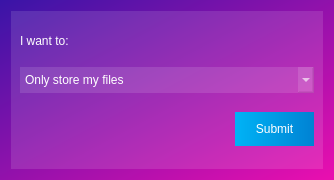
First picture: the form in memority/gui/ui/create_account.ui, repository Memority/memority, before the edit.
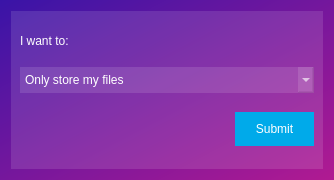
Second picture: the form after the edit. Icons and pictures are not drawn.

The edit to the form file:
```diff
--- a/memority/gui/ui/create_account.ui
+++ b/memority/gui/ui/create_account.ui
@@ -34,7 +34,7 @@
   </property>
   <property name="styleSheet">
    <string notr="true">QWidget{
-background: qlineargradient(spread:pad, x1:0, y1:0, x2:0.9801, y2:1, stop:0 rgba(57, 20, 167, 255), stop:0.995025 rgba(232, 15, 175, 255));
+background: qlineargradient(spread:pad, x1:0, y1:0, x2:0.9801, y2:1, stop:0 rgba(57, 20, 167, 255), stop:0.995025 rgb(175, 26, 146));
 color: #fff;
 }
 QDialog{
@@ -153,7 +153,7 @@
          <item>
           <widget class="QPushButton" name="submit_btn">
            <property name="styleSheet">
-            <string notr="true">background: qlineargradient(spread:pad, x1:0, y1:0, x2:1, y2:0, stop:0 rgba(0, 179, 246, 255), stop:1 rgba(0, 130, 211, 255));
+            <string notr="true">background: rgb(0, 170, 234);
 border: none;
 padding: 10px 20px;
 color: #fff;</string>
```
